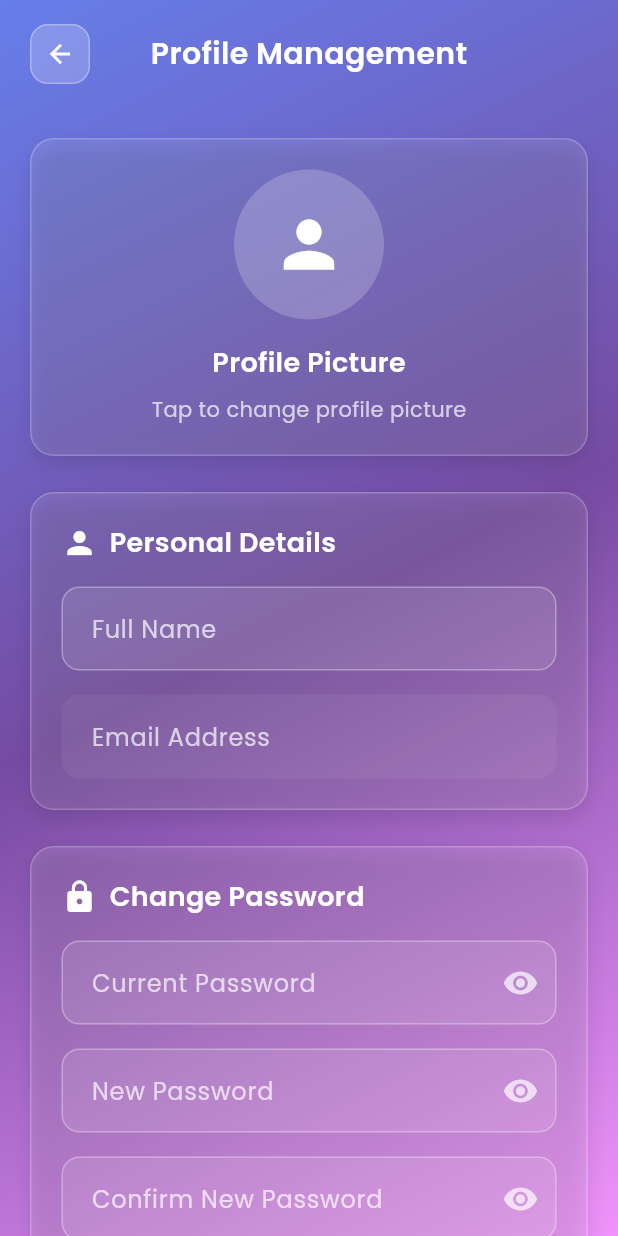
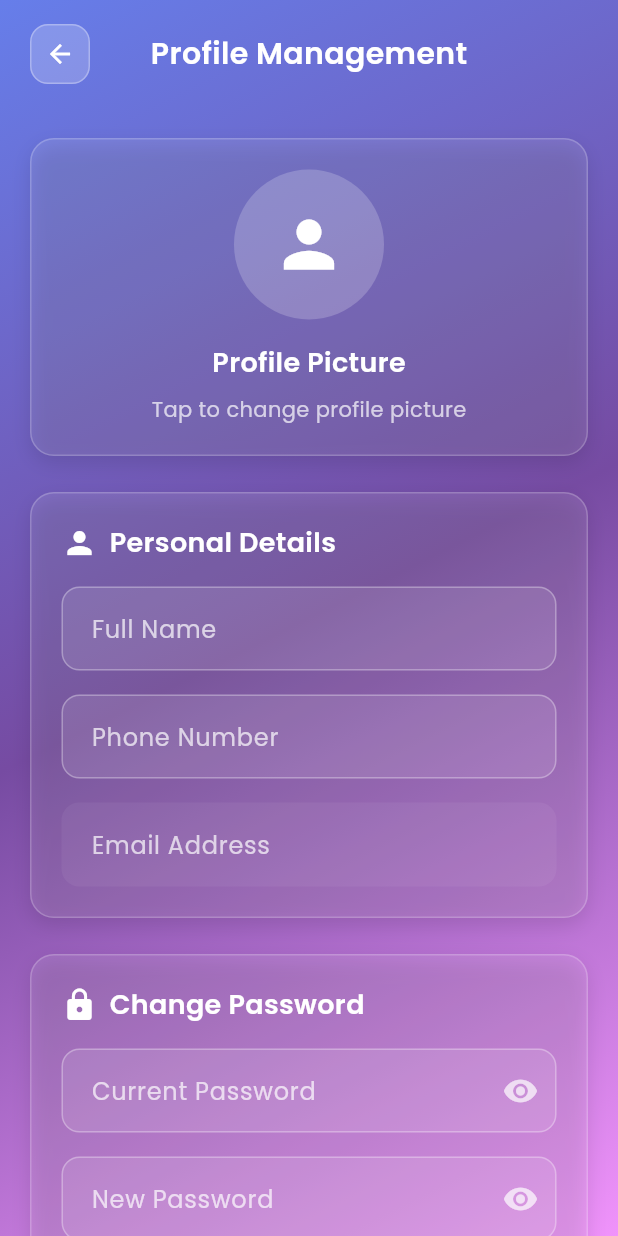
Before and after one commit to Nidal0111/lifeprint, a Flutter app: the screen it shows once a user with an empty profile is signed in, after a tap on the "person" icon, on a phone screen of 412 x 824 dp. Run offline on Flutter 3.47's test engine with Material 3 defaults, Android fonts, the light colour scheme and no system bars; our stand-ins replace cloud_firestore, file_picker, firebase_auth, firebase_core, google_fonts, image_picker and 3 more; missing offline and left inert: graphview; accounts and stored records are empty; network calls fail.

Commit message:
profile update done

```diff
--- a/lib/screens/modern_home_screen.dart
+++ b/lib/screens/modern_home_screen.dart
@@ -145,15 +145,8 @@ class _ModernHomeScreenState extends State<ModernHomeScreen>
       padding: const EdgeInsets.symmetric(horizontal: 20, vertical: 16),
       child: Row(
         children: [
-          // Time
-          Text(
-            '9:30',
-            style: GoogleFonts.poppins(
-              fontSize: 18,
-              fontWeight: FontWeight.w500,
-              color: Colors.white.withOpacity(0.8),
-            ),
-          ),
+          // Exact time and full date
+          _buildLiveClock(),
           const Spacer(),
           // Greeting with user name from Firestore
           StreamBuilder<DocumentSnapshot>(
@@ -187,7 +180,7 @@ class _ModernHomeScreenState extends State<ModernHomeScreen>
           // Profile and Logout Buttons
           Row(
             children: [
-              // Profile Button
+              // Profile Button with user photo
               Container(
                 width: 40,
                 height: 40,
@@ -229,10 +222,43 @@ class _ModernHomeScreenState extends State<ModernHomeScreen>
                         ),
                       );
                     },
-                    child: const Icon(
-                      Icons.person,
-                      color: Colors.white,
-                      size: 20,
+                    child: ClipRRect(
+                      borderRadius: BorderRadius.circular(10),
+                      child: StreamBuilder<DocumentSnapshot>(
+                        stream: user != null
+                            ? FirebaseFirestore.instance
+                                  .collection('users')
+                                  .doc(user.uid)
+                                  .snapshots()
+                            : null,
+                        builder: (context, snapshot) {
+                          String? profileUrl;
+                          if (snapshot.hasData && snapshot.data!.exists) {
+                            final data =
+                                snapshot.data!.data() as Map<String, dynamic>?;
+                            profileUrl = data?['Profile Image URL'] as String?;
+                          }
+                          if (profileUrl != null && profileUrl.isNotEmpty) {
+                            return Image.network(
+                              profileUrl,
+                              width: 40,
+                              height: 40,
+                              fit: BoxFit.cover,
+                              errorBuilder: (context, error, stack) =>
+                                  const Icon(
+                                    Icons.person,
+                                    color: Colors.white,
+                                    size: 20,
+                                  ),
+                            );
+                          }
+                          return const Icon(
+                            Icons.person,
+                            color: Colors.white,
+                            size: 20,
+                          );
+                        },
+                      ),
                     ),
                   ),
                 ),
@@ -279,6 +305,82 @@ class _ModernHomeScreenState extends State<ModernHomeScreen>
     );
   }
 
+  Widget _buildLiveClock() {
+    return StreamBuilder<DateTime>(
+      // Tick every second for exact time
+      stream: Stream<DateTime>.periodic(
+        const Duration(seconds: 1),
+        (_) => DateTime.now(),
+      ),
+      initialData: DateTime.now(),
+      builder: (context, snapshot) {
+        final now = snapshot.data ?? DateTime.now();
+        final time = _formatTime(now);
+        final date = _formatFullDate(now);
+        return Column(
+          crossAxisAlignment: CrossAxisAlignment.start,
+          children: [
+            Text(
+              time, // e.g., 09:30:05
+              style: GoogleFonts.poppins(
+                fontSize: 18,
+                fontWeight: FontWeight.w600,
+                color: Colors.white,
+              ),
+            ),
+            Text(
+              date, // e.g., Tuesday, 16 September 2025
+              style: GoogleFonts.poppins(
+                fontSize: 12,
+                fontWeight: FontWeight.w500,
+                color: Colors.white.withOpacity(0.85),
+              ),
+            ),
+          ],
+        );
+      },
+    );
+  }
+
+  String _formatTime(DateTime dt) {
+    int hour = dt.hour % 12;
+    hour = hour == 0 ? 12 : hour; // 0 or 12 -> 12
+    final period = dt.hour >= 12 ? 'PM' : 'AM';
+    final h = hour.toString();
+    final m = dt.minute.toString().padLeft(2, '0');
+    final s = dt.second.toString().padLeft(2, '0');
+    return '$h:$m:$s $period';
+  }
+
+  String _formatFullDate(DateTime dt) {
+    const monthNames = [
+      'January',
+      'February',
+      'March',
+      'April',
+      'May',
+      'June',
+      'July',
+      'August',
+      'September',
+      'October',
+      'November',
+      'December',
+    ];
+    const weekdayNames = [
+      'Monday',
+      'Tuesday',
+      'Wednesday',
+      'Thursday',
+      'Friday',
+      'Saturday',
+      'Sunday',
+    ];
+    final weekday = weekdayNames[dt.weekday - 1];
+    final month = monthNames[dt.month - 1];
+    return '$weekday, ${dt.day} $month ${dt.year}';
+  }
+
   Widget _buildSearchSection(BuildContext context) {
     return FadeTransition(
       opacity: _fadeAnimation,
@@ -311,10 +413,14 @@ class _ModernHomeScreenState extends State<ModernHomeScreen>
                 ),
                 child: TextField(
                   controller: _searchController,
-                  style: const TextStyle(color: Color.fromARGB(255, 210, 85, 235)),
+                  style: const TextStyle(
+                    color: Color.fromARGB(255, 210, 85, 235),
+                  ),
                   decoration: InputDecoration(
                     hintText: 'Search...',
-                    hintStyle: TextStyle(color: Color.fromARGB(255, 236, 175, 248)),
+                    hintStyle: TextStyle(
+                      color: Color.fromARGB(255, 236, 175, 248),
+                    ),
                     prefixIcon: Icon(
                       Icons.search,
                       color: Color.fromARGB(255, 210, 85, 235),
--- a/lib/screens/profile_management_screen.dart
+++ b/lib/screens/profile_management_screen.dart
@@ -15,6 +15,7 @@ class _ProfileManagementScreenState extends State<ProfileManagementScreen>
     with TickerProviderStateMixin {
   final _formKey = GlobalKey<FormState>();
   final _nameController = TextEditingController();
+  final _phoneController = TextEditingController();
   final _currentPasswordController = TextEditingController();
   final _newPasswordController = TextEditingController();
   final _confirmPasswordController = TextEditingController();
@@ -60,6 +61,7 @@ class _ProfileManagementScreenState extends State<ProfileManagementScreen>
     _fadeController.dispose();
     _slideController.dispose();
     _nameController.dispose();
+    _phoneController.dispose();
     _currentPasswordController.dispose();
     _newPasswordController.dispose();
     _confirmPasswordController.dispose();
@@ -78,6 +80,7 @@ class _ProfileManagementScreenState extends State<ProfileManagementScreen>
         if (doc.exists) {
           final data = doc.data() as Map<String, dynamic>;
           _nameController.text = data['Full Name'] ?? '';
+          _phoneController.text = data['Phone Number']?.toString() ?? '';
         }
       } catch (e) {
         print('Error loading user data: $e');
@@ -100,6 +103,7 @@ class _ProfileManagementScreenState extends State<ProfileManagementScreen>
             .doc(user.uid)
             .update({
               'Full Name': _nameController.text.trim(),
+              'Phone Number': _phoneController.text.trim(),
               'Updated At': FieldValue.serverTimestamp(),
             });
 
@@ -402,6 +406,7 @@ Thank you for using LifePrint!''',
   }
 
   Widget _buildProfilePictureSection() {
+    final user = FirebaseAuth.instance.currentUser;
     return Container(
       padding: const EdgeInsets.all(20.0),
       decoration: BoxDecoration(
@@ -418,10 +423,30 @@ Thank you for using LifePrint!''',
       ),
       child: Column(
         children: [
-          CircleAvatar(
-            radius: 50,
-            backgroundColor: Colors.white.withOpacity(0.2),
-            child: Icon(Icons.person, size: 50, color: Colors.white),
+          StreamBuilder<DocumentSnapshot>(
+            stream: user != null
+                ? FirebaseFirestore.instance
+                      .collection('users')
+                      .doc(user.uid)
+                      .snapshots()
+                : null,
+            builder: (context, snapshot) {
+              String? profileUrl;
+              if (snapshot.hasData && snapshot.data!.exists) {
+                final data = snapshot.data!.data() as Map<String, dynamic>?;
+                profileUrl = data?['Profile Image URL'] as String?;
+              }
+              return CircleAvatar(
+                radius: 50,
+                backgroundColor: Colors.white.withOpacity(0.2),
+                backgroundImage: profileUrl != null && profileUrl.isNotEmpty
+                    ? NetworkImage(profileUrl)
+                    : null,
+                child: (profileUrl == null || profileUrl.isEmpty)
+                    ? const Icon(Icons.person, size: 50, color: Colors.white)
+                    : null,
+              );
+            },
           ),
           const SizedBox(height: 16),
           Text(
@@ -511,6 +536,36 @@ Thank you for using LifePrint!''',
               }
               return null;
             },
+          ),
+          const SizedBox(height: 16),
+          TextFormField(
+            controller: _phoneController,
+            keyboardType: TextInputType.phone,
+            style: GoogleFonts.poppins(color: Colors.white),
+            decoration: InputDecoration(
+              labelText: 'Phone Number',
+              labelStyle: GoogleFonts.poppins(
+                color: Colors.white.withOpacity(0.7),
+              ),
+              hintText: 'Enter phone number',
+              hintStyle: GoogleFonts.poppins(
+                color: Colors.white.withOpacity(0.5),
+              ),
+              filled: true,
+              fillColor: Colors.white.withOpacity(0.1),
+              border: OutlineInputBorder(
+                borderRadius: BorderRadius.circular(12),
+                borderSide: BorderSide.none,
+              ),
+              enabledBorder: OutlineInputBorder(
+                borderRadius: BorderRadius.circular(12),
+                borderSide: BorderSide(color: Colors.white.withOpacity(0.3)),
+              ),
+              focusedBorder: OutlineInputBorder(
+                borderRadius: BorderRadius.circular(12),
+                borderSide: const BorderSide(color: Colors.white, width: 2),
+              ),
+            ),
           ),
           const SizedBox(height: 16),
           TextFormField(
```
